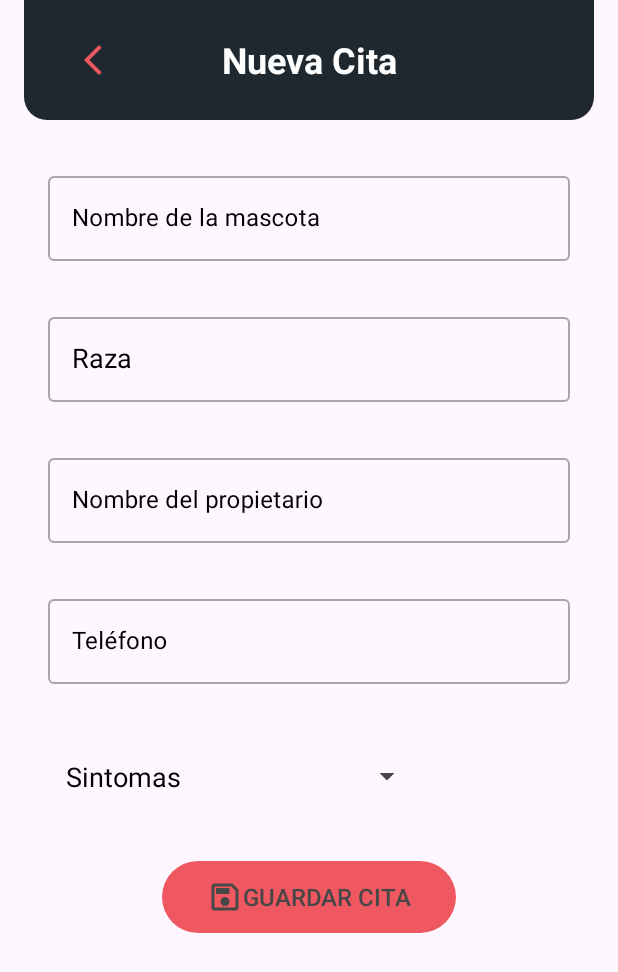
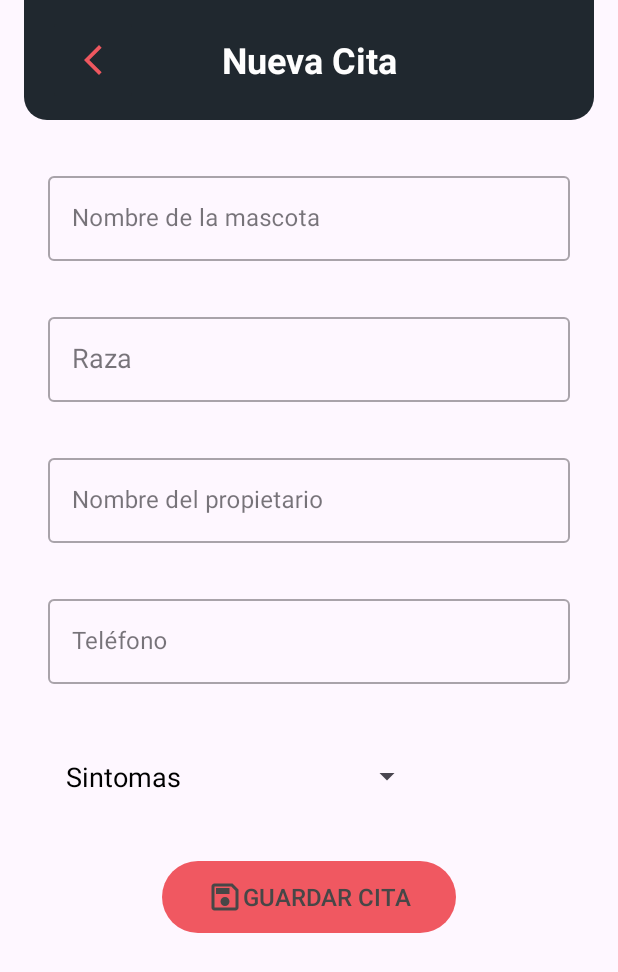
Before and after one commit to judajaavAlt/equipoSeis, an Android app: the CrearCitaFragment screen opened through its navigation route, on a phone screen of 412 x 824 dp. Shown: the top 972 px of the screen. Run offline under Robolectric (Android 15) with nearby library versions, the phone set to English and light mode, and no system bars; our stand-ins replace Room's generated code, navigation-ui.

Commit message:
last update

```diff
--- a/app/src/main/res/layout/fragment_crear_cita.xml
+++ b/app/src/main/res/layout/fragment_crear_cita.xml
@@ -41,7 +41,6 @@
         android:hint="@string/nombre_de_la_mascota"
         android:layout_marginHorizontal="16dp"
         android:layout_marginTop="32dp"
-        android:textColorHint="@android:color/black"
         app:boxBackgroundMode="outline"
         style="@style/Widget.MaterialComponents.TextInputLayout.OutlinedBox">
 
@@ -58,7 +57,6 @@
         android:layout_height="wrap_content"
         android:hint="@string/raza"
         android:layout_marginHorizontal="16dp"
-        android:textColorHint="@android:color/black"
         android:layout_marginTop="32dp"
         app:boxBackgroundMode="outline"
         style="@style/Widget.MaterialComponents.TextInputLayout.OutlinedBox"
@@ -83,7 +81,6 @@
         android:layout_width="match_parent"
         android:layout_height="wrap_content"
         android:hint="@string/nombre_del_propietario"
-        android:textColorHint="@android:color/black"
         android:layout_marginHorizontal="16dp"
         android:layout_marginTop="32dp"
         app:boxBackgroundMode="outline"
@@ -102,7 +99,6 @@
         android:layout_width="match_parent"
         android:layout_height="wrap_content"
         android:hint="@string/telefono"
-        android:textColorHint="@android:color/black"
         android:layout_marginHorizontal="16dp"
         android:layout_marginTop="32dp"
         app:boxBackgroundMode="outline"
--- a/app/src/main/res/values/themes.xml
+++ b/app/src/main/res/values/themes.xml
@@ -1,6 +1,6 @@
 <resources>
 
-    <style name="Base.Theme.MyApplication" parent="Theme.Material3.DayNight.NoActionBar">
+    <style name="Base.Theme.MyApplication" parent="Theme.Material3.Light.NoActionBar">
         <!-- Customize your light theme here. -->
         <!-- <item name="colorPrimary">@color/my_light_primary</item> -->
     </style>
--- a/build.gradle.kts
+++ b/build.gradle.kts
@@ -13,7 +13,7 @@ android {
         applicationId = "com.equiposeis"
         minSdk = 21
         targetSdk = 34
-        versionCode = 1
+        versionCode = 6
         versionName = "1.0"
     }
 
--- a/settings.gradle.kts
+++ b/settings.gradle.kts
@@ -1,3 +1,4 @@
+include(":app")
 pluginManagement {
     repositories {
         google()
```
Also changed, not shown: 1 other file.
